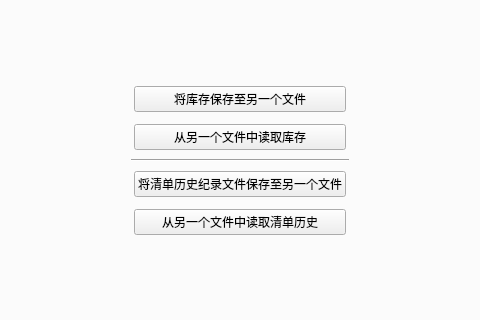
The window that CompanyStroageManagement/mainwindow.ui (linxinwNeo/CompanyStroageManagement) describes before a commit, drawn with Qt 5; both pictures show x 428 to 908 and y 123 to 443 of the 1336 by 541 pixel window.
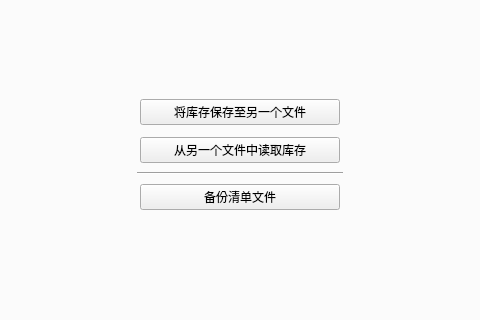
The same window after the commit. The open tabs and pages were chosen to show the change. Custom widgets are drawn as their Qt base class.

Commit message: external memory lists

Diff of the .ui file:
```diff
--- a/CompanyStroageManagement/mainwindow.ui
+++ b/CompanyStroageManagement/mainwindow.ui
@@ -1238,7 +1238,7 @@
                  </size>
                 </property>
                 <property name="text">
-                 <string>将清单历史纪录文件保存至另一个文件</string>
+                 <string>备份清单文件</string>
                 </property>
                </widget>
               </item>
@@ -1263,31 +1263,6 @@
               <property name="bottomMargin">
                <number>3</number>
               </property>
-              <item>
-               <widget class="QPushButton" name="read_lists_from_new_file_btn">
-                <property name="sizePolicy">
-                 <sizepolicy hsizetype="Minimum" vsizetype="Fixed">
-                  <horstretch>0</horstretch>
-                  <verstretch>0</verstretch>
-                 </sizepolicy>
-                </property>
-                <property name="minimumSize">
-                 <size>
-                  <width>200</width>
-                  <height>0</height>
-                 </size>
-                </property>
-                <property name="maximumSize">
-                 <size>
-                  <width>16777215</width>
-                  <height>16777215</height>
-                 </size>
-                </property>
-                <property name="text">
-                 <string>从另一个文件中读取清单历史</string>
-                </property>
-               </widget>
-              </item>
              </layout>
             </widget>
            </item>
```
Left out of the diff: 5 changed lines with no effect on the pictures. The commit also changes 20 other files.
